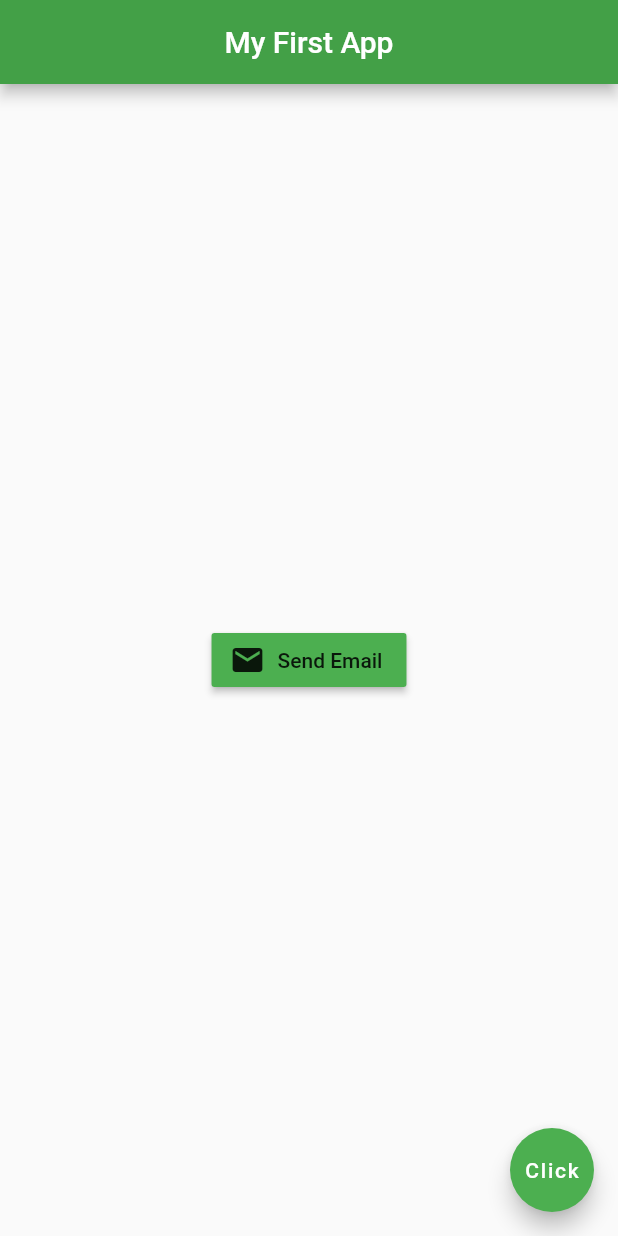
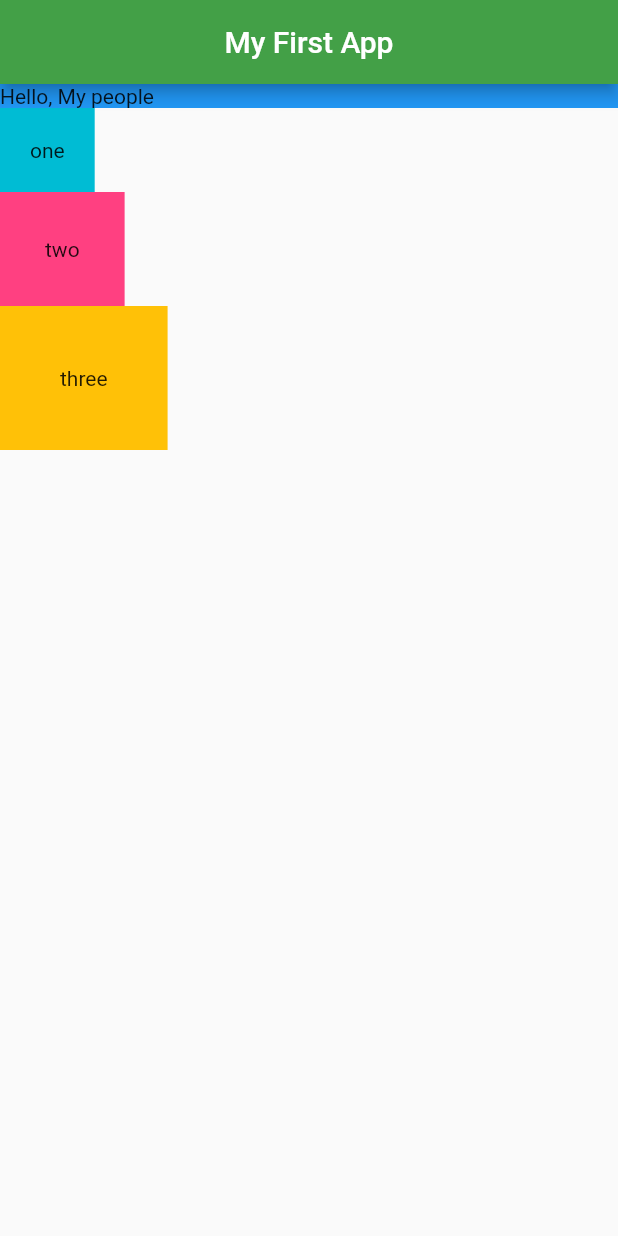
Before and after one commit to ezekielphlat/my-flutter-app, a Flutter app: the screen it shows after launch, on a phone screen of 412 x 824 dp. Run offline on Flutter 3.47's test engine with Material 2 defaults, Android fonts, the phone set to English and light mode, and no system bars.

Commit message:
rows and columns

```diff
--- a/lib/main.dart
+++ b/lib/main.dart
@@ -13,23 +13,37 @@ class Home extends StatelessWidget {
         centerTitle: true,
         backgroundColor: Colors.green[600],
       ),
-      body: Center(
-        child:RaisedButton.icon(
-          onPressed: (){
-            print('You are doing well');
-          },
-          icon: Icon(
-            Icons.mail
+      body: Column(
+        mainAxisAlignment: MainAxisAlignment.start,
+        crossAxisAlignment: CrossAxisAlignment.start,
+        children: [
+          Container(
+            color: Colors.blue,
+            child: Row(
+              children: [
+                Text("Hello, "),
+                Text("My people")
+              ],
+            ),
           ),
-          label: Text('Send Email'),
-          color: Colors.green,
-        )
-      ),
-      floatingActionButton: FloatingActionButton(
-        onPressed: () {},
-        child: Text('Click'),
-        backgroundColor: Colors.green,
-      ),
+
+          Container(
+            padding: EdgeInsets.all(20.0),
+            color: Colors.cyan,
+            child: Text('one'),
+          ),
+          Container(
+            padding: EdgeInsets.all(30.0),
+            color: Colors.pinkAccent,
+            child: Text('two'),
+          ),
+          Container(
+            padding: EdgeInsets.all(40.0),
+            color: Colors.amber,
+            child: Text('three'),
+          ),
+        ],
+      )
 
     );
   }
```
